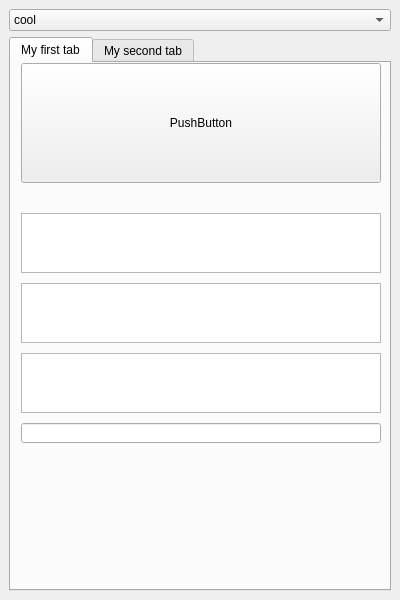
First picture: the form in stylesheet/mainwindow.ui, repository ftena/qt-snippets, before the edit.
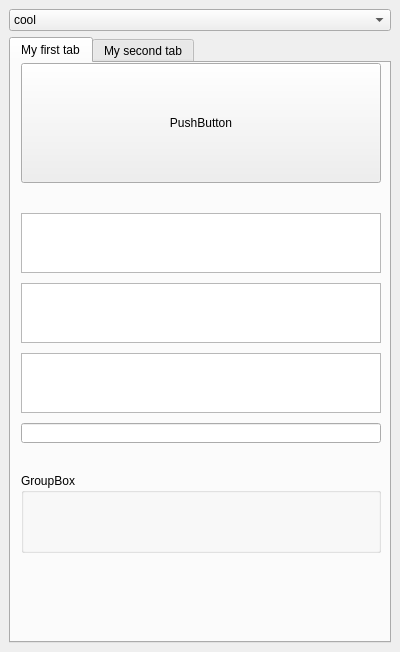
Second picture: the form after the edit.

Commit message: add QGroupBox example to qss

The edit to the form file:
```diff
--- a/stylesheet/mainwindow.ui
+++ b/stylesheet/mainwindow.ui
@@ -7,7 +7,7 @@
     <x>0</x>
     <y>0</y>
     <width>400</width>
-    <height>600</height>
+    <height>652</height>
    </rect>
   </property>
   <property name="windowTitle">
@@ -157,6 +157,19 @@
          </rect>
         </property>
        </widget>
+       <widget class="QGroupBox" name="groupBox">
+        <property name="geometry">
+         <rect>
+          <x>10</x>
+          <y>410</y>
+          <width>360</width>
+          <height>80</height>
+         </rect>
+        </property>
+        <property name="title">
+         <string>GroupBox</string>
+        </property>
+       </widget>
       </widget>
       <widget class="QWidget" name="tab_2">
        <attribute name="title">
```
The commit also changes 2 other files.
